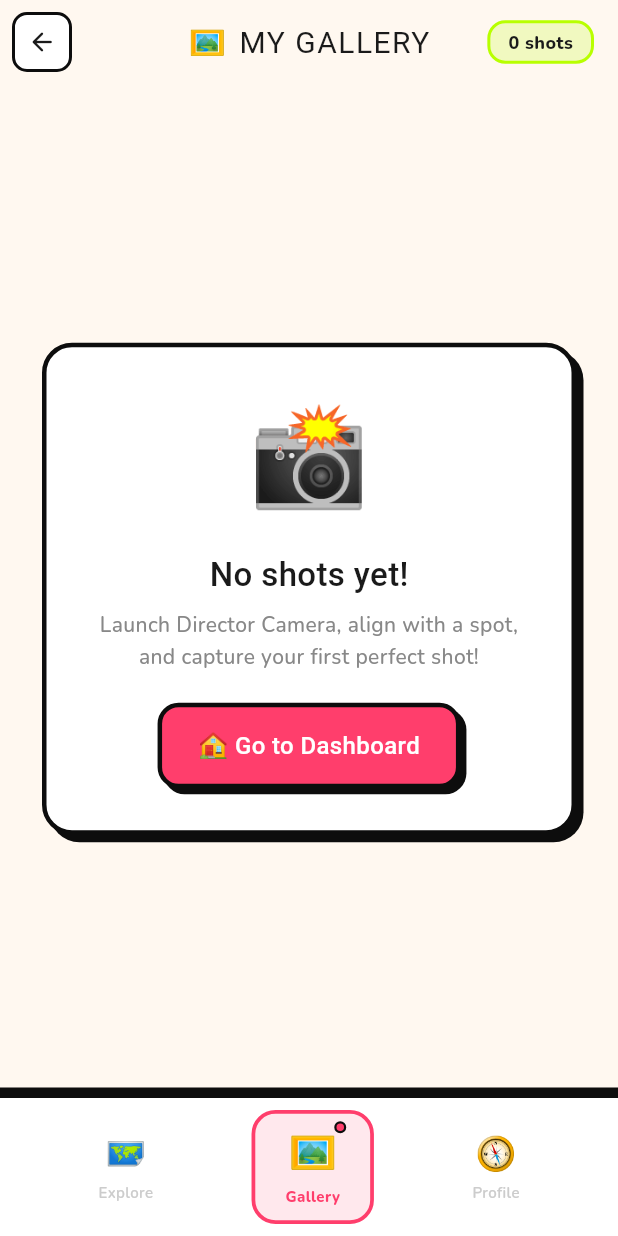
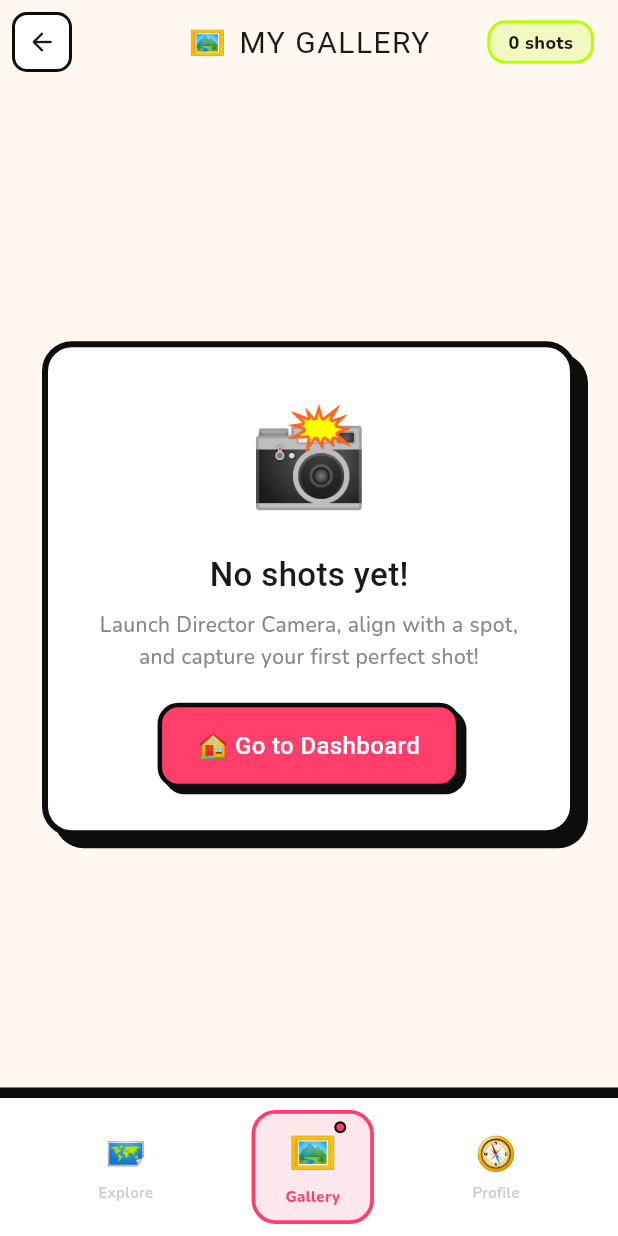
Before and after one commit to Piyush-031005/Reshot, a Flutter app: the screen it shows after launch, item 2 of the bottom bar chosen, on a phone screen of 412 x 824 dp. Run offline on Flutter 3.47's test engine with Material 3 defaults, Android fonts, the phone set to English and light mode, and no system bars; our stand-ins replace camera, cloud_firestore, connectivity_plus, firebase_auth, firebase_core, geolocator and 6 more; accounts and stored records are empty; network calls fail; Roboto replaces fonts that are missing (Boogaloo).

Commit message:
Commit 20: Enhance CyberTheme with Neo-Brutalist shadow offsets and border widths

```diff
--- a/lib/theme/cyber_theme.dart
+++ b/lib/theme/cyber_theme.dart
@@ -143,11 +143,11 @@
     return BoxDecoration(
       color: cardWhite,
       borderRadius: BorderRadius.circular(20),
-      border: Border.all(color: outlineBlack, width: 3),
+      border: Border.all(color: outlineBlack, width: 4), // Thicker border
       boxShadow: const [
         BoxShadow(
           color: outlineBlack,
-          offset: Offset(5, 5),
+          offset: Offset(8, 8), // More extreme 2D offset
           blurRadius: 0,
         ),
       ],
@@ -159,11 +159,11 @@
     return BoxDecoration(
       color: cardWhite,
       borderRadius: BorderRadius.circular(20),
-      border: Border.all(color: limeGreen, width: 3.5),
+      border: Border.all(color: limeGreen, width: 4),
       boxShadow: const [
         BoxShadow(
           color: outlineBlack,
-          offset: Offset(5, 5),
+          offset: Offset(8, 8),
           blurRadius: 0,
         ),
       ],
@@ -175,11 +175,11 @@
     return BoxDecoration(
       color: hotPink,
       borderRadius: BorderRadius.circular(20),
-      border: Border.all(color: outlineBlack, width: 3),
+      border: Border.all(color: outlineBlack, width: 4),
       boxShadow: const [
         BoxShadow(
           color: outlineBlack,
-          offset: Offset(5, 5),
+          offset: Offset(8, 8),
           blurRadius: 0,
         ),
       ],
@@ -191,11 +191,27 @@
     return BoxDecoration(
       color: limeGreen,
       borderRadius: BorderRadius.circular(20),
-      border: Border.all(color: outlineBlack, width: 3),
+      border: Border.all(color: outlineBlack, width: 4),
       boxShadow: const [
         BoxShadow(
           color: outlineBlack,
-          offset: Offset(5, 5),
+          offset: Offset(8, 8),
+          blurRadius: 0,
+        ),
+      ],
+    );
+  }
+
+  /// Electric blue accent card
+  static BoxDecoration get blueCartoonCard {
+    return BoxDecoration(
+      color: electricBlue,
+      borderRadius: BorderRadius.circular(20),
+      border: Border.all(color: outlineBlack, width: 4),
+      boxShadow: const [
+        BoxShadow(
+          color: outlineBlack,
+          offset: Offset(8, 8),
           blurRadius: 0,
         ),
       ],
@@ -206,18 +222,18 @@
   static BoxDecoration get cartoonDecoration => BoxDecoration(
     color: darkSurface,
     borderRadius: BorderRadius.circular(12),
-    border: Border.all(color: Colors.black, width: 3),
+    border: Border.all(color: Colors.black, width: 4),
     boxShadow: const [
-      BoxShadow(color: Colors.black, offset: Offset(4, 4), blurRadius: 0),
+      BoxShadow(color: Colors.black, offset: Offset(6, 6), blurRadius: 0),
     ],
   );
 
   static BoxDecoration get activeCardDecoration => BoxDecoration(
     color: darkSurface,
     borderRadius: BorderRadius.circular(12),
-    border: Border.all(color: limeGreen, width: 3),
+    border: Border.all(color: limeGreen, width: 4),
     boxShadow: const [
-      BoxShadow(color: Colors.black, offset: Offset(4, 4), blurRadius: 0),
+      BoxShadow(color: Colors.black, offset: Offset(6, 6), blurRadius: 0),
     ],
   );
 
@@ -226,13 +242,13 @@
     return ElevatedButton.styleFrom(
       backgroundColor: bg,
       foregroundColor: fg,
-      textStyle: GoogleFonts.boogaloo(fontSize: 16, letterSpacing: 0.5),
+      textStyle: GoogleFonts.boogaloo(fontSize: 18, letterSpacing: 1),
       shape: RoundedRectangleBorder(
         borderRadius: BorderRadius.circular(16),
-        side: const BorderSide(color: outlineBlack, width: 3),
+        side: const BorderSide(color: outlineBlack, width: 4),
       ),
       elevation: 0,
-      minimumSize: const Size(double.infinity, 56),
+      minimumSize: const Size(double.infinity, 60),
       shadowColor: Colors.transparent,
     );
   }
```
